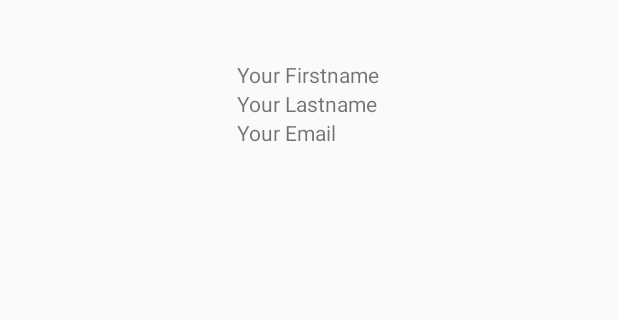
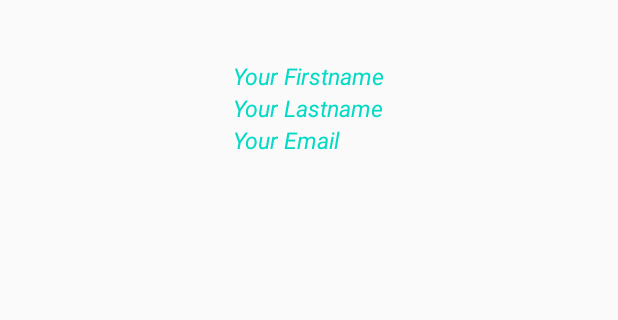
Before and after one commit to vakho1999/AndroidDevelopment, an Android app: the layout fragment_default.xml on its own in the app's theme, with its tools: preview values and no code run, on a phone screen of 412 x 824 dp, the part 600-920 px from its top. Run offline under Robolectric (Android 15) with nearby library versions, the phone set to English and light mode, and no system bars.

```diff
--- a/vakhtangi_kavtaradze_davaleba5/app/build.gradle
+++ b/vakhtangi_kavtaradze_davaleba5/app/build.gradle
@@ -41,8 +41,8 @@ dependencies {
     implementation "org.jetbrains.kotlin:kotlin-stdlib-jdk7:$kotlin_version"
     implementation 'androidx.appcompat:appcompat:1.1.0'
     implementation 'androidx.core:core-ktx:1.2.0'
-    implementation 'com.github.bumptech.glide:glide:4.9.0' //bumped from 4.8.0 to 4.9.0
-    annotationProcessor 'com.github.bumptech.glide:compiler:4.9.0'
+    implementation 'com.github.bumptech.glide:glide:4.10.0'
+    annotationProcessor 'com.github.bumptech.glide:compiler:4.10.0'
     implementation 'androidx.constraintlayout:constraintlayout:1.1.3'
     implementation 'com.squareup.retrofit2:retrofit:2.8.1'
     implementation 'com.squareup.retrofit2:converter-gson:2.6.1'
--- a/vakhtangi_kavtaradze_davaleba5/app/src/main/res/layout/fragment_default.xml
+++ b/vakhtangi_kavtaradze_davaleba5/app/src/main/res/layout/fragment_default.xml
@@ -27,15 +27,24 @@
             <TextView
                 android:text="Your Firstname"
                 android:id="@+id/firstname"
+                android:textColor="@color/colorAccent"
+                android:textStyle="italic"
+                android:textSize="15sp"
                 android:layout_width="wrap_content"
                 android:layout_height="wrap_content"/>
             <TextView
                 android:text="Your Lastname"
                 android:id="@+id/lastname"
+                android:textColor="@color/colorAccent"
+                android:textStyle="italic"
+                android:textSize="15sp"
                 android:layout_width="wrap_content"
                 android:layout_height="wrap_content"/>
             <TextView
                 android:text="Your Email"
+                android:textColor="@color/colorAccent"
+                android:textStyle="italic"
+                android:textSize="15sp"
                 android:id="@+id/email"
                 android:layout_width="wrap_content"
                 android:layout_height="wrap_content"/>
```
Also changed, not shown: vakhtangi_kavtaradze_davaleba5/app/src/main/res/layout/activity_main.xml (+8 -1 lines), vakhtangi_kavtaradze_davaleba5/app/src/main/res/mipmap-mdpi/hire_developer.jpg (added), vakhtangi_kavtaradze_davaleba5/app/src/main/res/mipmap-mdpi/pamdemic.jpg (added).
